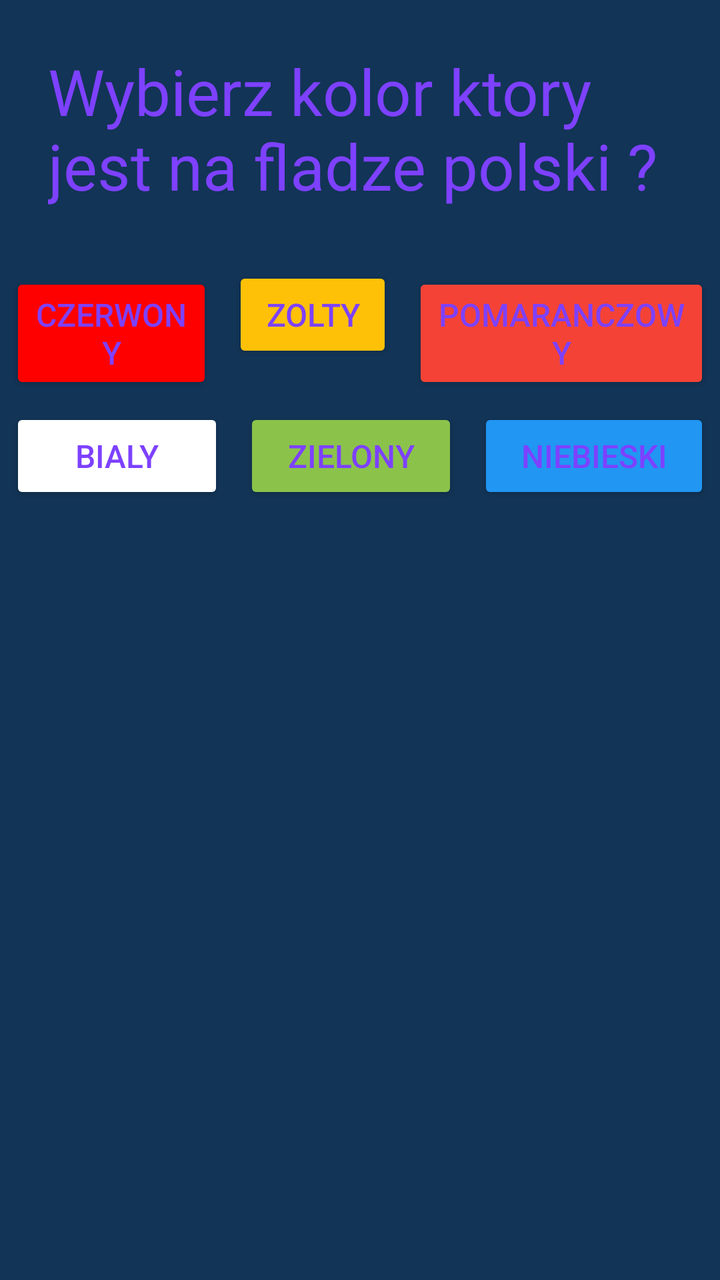
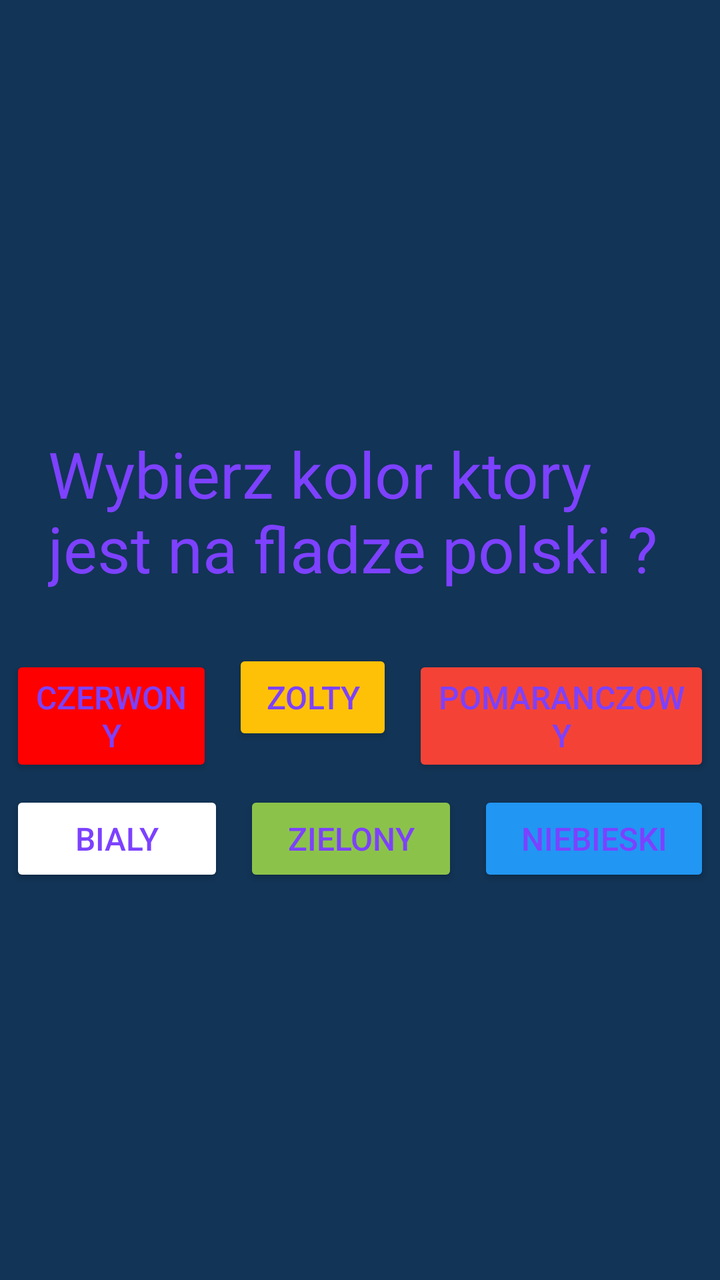

The first picture is an Android layout as it rendered before a commit; the second is the same layout after the commit. The layout source and the unified diff follow.
<!-- AndroidManifest.xml: application theme Theme.Polska -->
<!-- res/layout/activity_main.xml -->
<?xml version="1.0" encoding="utf-8"?>
<LinearLayout xmlns:android="http://schemas.android.com/apk/res/android"
    xmlns:app="http://schemas.android.com/apk/res-auto"
    xmlns:tools="http://schemas.android.com/tools"
    android:id="@+id/main"
    android:layout_width="match_parent"
    android:layout_height="match_parent"
    android:orientation="vertical"

    android:background="#123456"
    tools:context=".MainActivity">


    <TextView
        android:layout_width="match_parent"
        android:layout_height="wrap_content"
        android:layout_margin="16dp"
        android:padding="8dp"
        android:text="Wybierz kolor ktory jest na fladze polski ? "
        android:textColor="#7D41FF"
        android:textSize="32sp"

        />

    <LinearLayout
        android:layout_width="match_parent"
        android:layout_height="wrap_content"
        android:orientation="horizontal">

        <Button
            android:layout_margin="5dp"
            android:textSize="16sp"
            android:textColor="#7D41FF"
            android:id="@+id/button"
            android:layout_width="wrap_content"
            android:layout_height="wrap_content"
            android:layout_weight="1"
            android:backgroundTint="#FF0000"
            android:text="Czerwony" />

        <Button
            android:layout_margin="5dp"
            android:textSize="16sp"
            android:textColor="#7D41FF"
            android:id="@+id/button2"
            android:layout_width="wrap_content"
            android:layout_height="wrap_content"
            android:layout_weight="1"
            android:backgroundTint="#FFC107"
            android:text="Zolty" />

        <Button
            android:layout_margin="5dp"
            android:textSize="16sp"
            android:textColor="#7D41FF"
            android:id="@+id/button3"
            android:layout_width="wrap_content"
            android:layout_height="wrap_content"
            android:layout_weight="1"
            android:backgroundTint="#F44336"
            android:text="Pomaranczowy" />
    </LinearLayout>

    <LinearLayout
        android:layout_width="match_parent"
        android:layout_height="wrap_content"
        android:orientation="horizontal">

        <Button
            android:backgroundTint="#FFFFFF"
            android:layout_margin="5dp"
            android:textSize="16sp"
            android:textColor="#7D41FF"
            android:id="@+id/button4"
            android:layout_width="wrap_content"
            android:layout_height="wrap_content"
            android:layout_weight="1"
            android:text="Bialy" />

        <Button
            android:backgroundTint="#8BC34A"
            android:layout_margin="5dp"
            android:textSize="16sp"
            android:textColor="#7D41FF"
            android:id="@+id/button5"
            android:layout_width="wrap_content"
            android:layout_height="wrap_content"
            android:layout_weight="1"
            android:text="Zielony" />

        <Button
            android:backgroundTint="#2196F3"
            android:layout_margin="5dp"
            android:textSize="16sp"
            android:textColor="#7D41FF"
            android:id="@+id/button6"
            android:layout_width="wrap_content"
            android:layout_height="wrap_content"
            android:layout_weight="1"
            android:text="Niebieski" />
    </LinearLayout>

</LinearLayout>
<!-- resources referenced by this layout -->
<resources>
  <style name="Theme.Polska" parent="Base.Theme.Polska" />
  <style name="Base.Theme.Polska" parent="Theme.Material3.DayNight.NoActionBar">
          
          
      </style>
</resources>

<!-- the commit's change to res/layout/activity_main.xml (unified diff, before → after) -->
@@ -6,6 +6,7 @@
     android:layout_width="match_parent"
     android:layout_height="match_parent"
     android:orientation="vertical"
+    android:gravity="center"
 
     android:background="#123456"
     tools:context=".MainActivity">
@@ -26,6 +27,7 @@
         android:layout_width="match_parent"
         android:layout_height="wrap_content"
         android:orientation="horizontal">
+
 
         <Button
             android:layout_margin="5dp"
@@ -67,6 +69,7 @@
         android:orientation="horizontal">
 
         <Button
+            android:onClick="sprawdzOK"
             android:backgroundTint="#FFFFFF"
             android:layout_margin="5dp"
             android:textSize="16sp"
@@ -75,7 +78,8 @@
             android:layout_width="wrap_content"
             android:layout_height="wrap_content"
             android:layout_weight="1"
-            android:text="Bialy" />
+            android:text="Bialy"
+            tools:ignore="OnClick" />
 
         <Button
             android:backgroundTint="#8BC34A"
